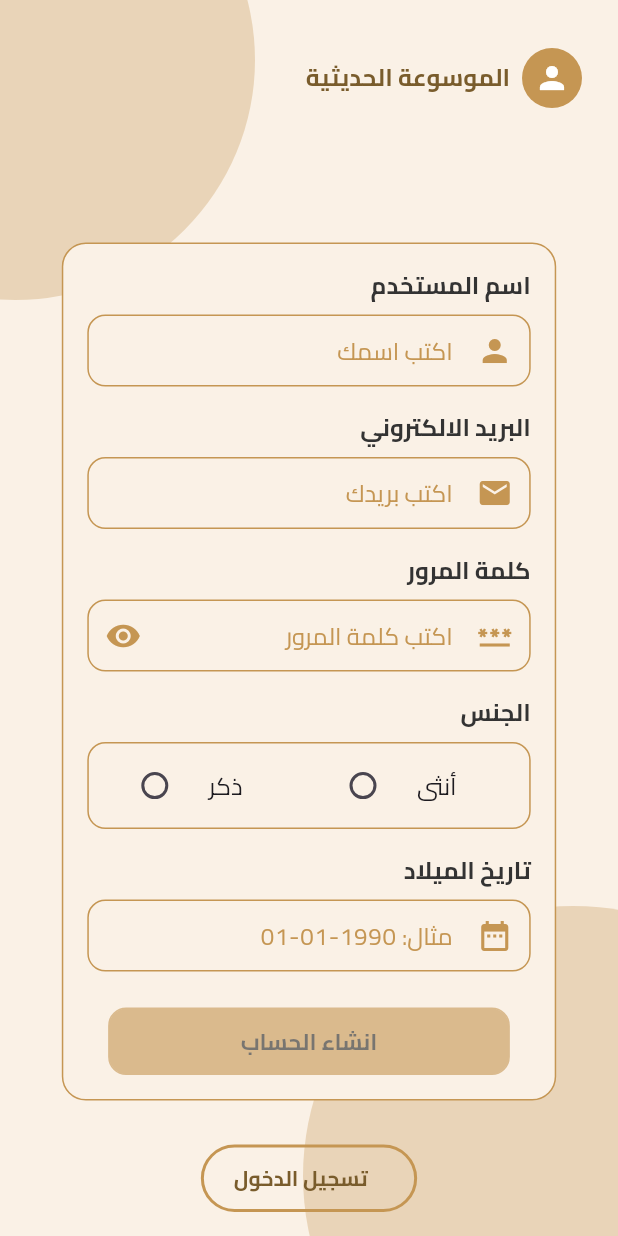
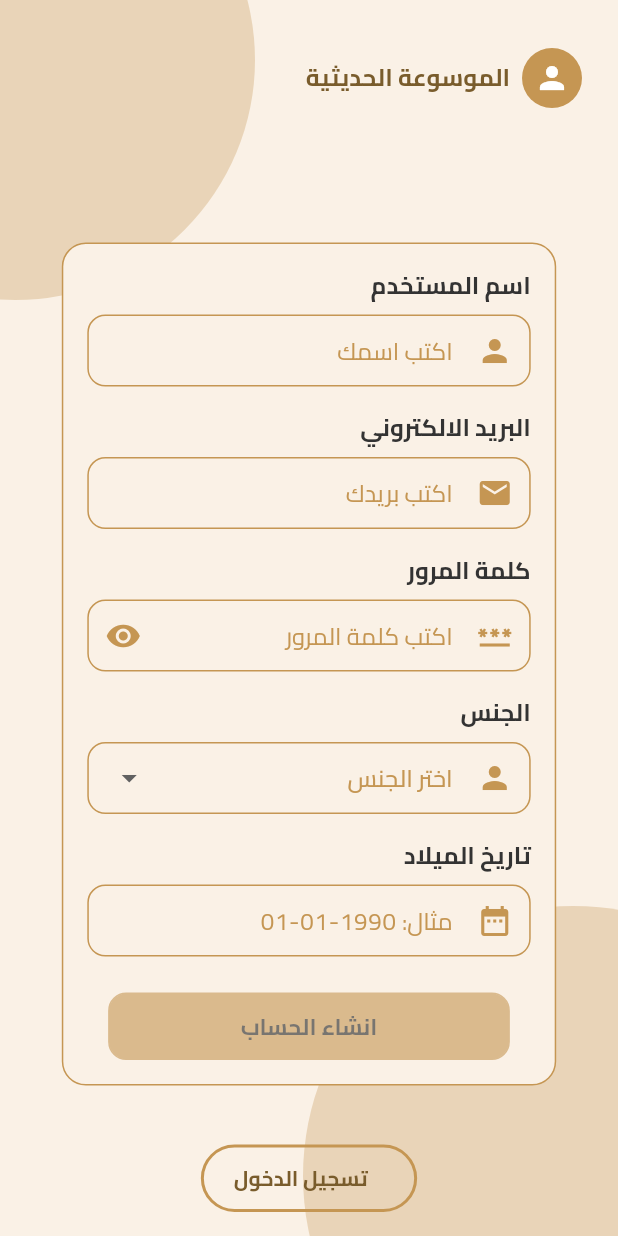
Before and after one commit to HaniHankoul/newer_version_of_hadith_app, a Flutter app: the SignupScreen screen opened by its route, on a phone screen of 412 x 824 dp. Run offline on Flutter 3.47's test engine with Material 3 defaults, Android fonts, the phone set to English and light mode, and no system bars; drawn by our look-alikes of reactive_forms, toastification; our stand-ins replace dio, file_picker, firebase_core, firebase_messaging, flutter_animate, flutter_bloc and 10 more; accounts and stored records are empty; network calls fail.

Commit message:
fixed sendenig questions cubit , validation sign up and UI fixes

```diff
--- a/lib/app/core/helper/constants.dart
+++ b/lib/app/core/helper/constants.dart
@@ -19,7 +19,7 @@ class Constants {
 
   void errorBar(String message) {
     toastification.show(
-      title: CustomText(text: message, color: Colors.white),
+      title: CustomText(text: message, color: Colors.white, fontSize: 11),
       backgroundColor: Colors.red,
       foregroundColor: Colors.red,
       borderRadius: BorderRadius.circular(borderRadiusL),
--- a/lib/app/core/routing/app_route.dart
+++ b/lib/app/core/routing/app_route.dart
@@ -2,7 +2,7 @@ import 'package:flutter_bloc/flutter_bloc.dart';
 import 'package:go_router/go_router.dart';
 import '../../features/auth/login/UI/login_screen.dart';
 import '../../features/auth/sign_up/UI/signup_screen.dart';
-import '../../features/auth/sign_up/UI/widgets/fake_hadith_notification_screen.dart';
+import '../../features/fake_hadith/UI/widgets/fake_hadith_notification_screen.dart';
 import '../../features/fake_hadith/UI/fake_hadith_screen.dart';
 import '../../features/fake_hadith/logic/fake_hadtith_cubit.dart';
 import '../../features/books_resource/UI/books_screen.dart';
--- a/lib/app/features/auth/sign_up/UI/signup_screen.dart
+++ b/lib/app/features/auth/sign_up/UI/signup_screen.dart
@@ -27,6 +27,8 @@ class SignupScreen extends StatelessWidget {
             context.go('/login');
           } else if (state is SignupErrorState) {
             Constants().errorBar('حدث خطأ أثناء إنشاء الحساب');
+            Constants().errorBar(state.errorMessage);
+            debugPrint('Signup Error: ${state.errorMessage}');
           }
         },
         builder: (context, state) {
--- a/lib/app/features/auth/sign_up/UI/widgets/signup_form_body.dart
+++ b/lib/app/features/auth/sign_up/UI/widgets/signup_form_body.dart
@@ -38,7 +38,11 @@ class _SignupFormBodyState extends State<SignupFormBody> {
     FormControl<Object?> control,
   ) async {
     final today = DateTime.now();
-    final latestBirthDate = DateTime(today.year - 6, today.month, today.day);
+    final latestBirthDate = DateTime(
+      today.year - 10,
+      today.month,
+      today.day,
+    ).subtract(const Duration(days: 1));
     final currentValue = DateTime.tryParse(control.value?.toString() ?? '');
     final initialDate =
         currentValue != null && !currentValue.isAfter(latestBirthDate)
@@ -344,46 +348,57 @@ class _SignupFormBodyState extends State<SignupFormBody> {
                     horizontal: GeneralSizes.medium,
                     vertical: GeneralSizes.small,
                   ),
-                  child: Container(
-                    decoration: BoxDecoration(
-                      border: Border.all(color: AppColors.primary),
-                      borderRadius: BorderRadius.circular(12),
-                      color: AppColors.primaryLight,
-                    ),
-                    padding: const EdgeInsets.symmetric(horizontal: 8),
-                    child: Row(
-                      children: [
-                        Expanded(
-                          child: ReactiveRadioListTile<String>(
+                  child: Directionality(
+                    textDirection: TextDirection.rtl,
+                    child: ReactiveDropdownField<String>(
                       formControlName: 'gender',
-                            value: 'male',
-                            title: const Text(
-                              'ذكر',
+                      isExpanded: true,
+                      hint: Text(
+                        'اختر الجنس',
                         style: TextStyle(
-                                fontFamily: "cairo",
-                                fontSize: 16,
+                          color: AppColors.primary,
+                          fontFamily: 'cairo',
                         ),
                       ),
-                            controlAffinity: ListTileControlAffinity.leading,
-                            activeColor: AppColors.primary,
+                      items: const [
+                        DropdownMenuItem(value: 'male', child: Text('ذكر')),
+                        DropdownMenuItem(value: 'female', child: Text('أنثى')),
+                      ],
+                      decoration: InputDecoration(
+                        contentPadding: const EdgeInsets.symmetric(
+                          horizontal: 12,
                         ),
+                        prefixIcon: Icon(
+                          Icons.person,
+                          color: AppColors.primary,
                         ),
-                        Expanded(
-                          child: ReactiveRadioListTile<String>(
-                            formControlName: 'gender',
-                            value: 'female',
-                            title: const Text(
-                              'أنثى',
-                              style: TextStyle(
-                                fontFamily: "cairo",
-                                fontSize: 16,
+                        border: OutlineInputBorder(
+                          borderRadius: BorderRadius.circular(12),
+                          borderSide: BorderSide(color: AppColors.primary),
                         ),
+                        enabledBorder: OutlineInputBorder(
+                          borderRadius: BorderRadius.circular(12),
+                          borderSide: BorderSide(color: AppColors.primary),
                         ),
-                            controlAffinity: ListTileControlAffinity.leading,
-                            activeColor: AppColors.primary,
+                        focusedBorder: OutlineInputBorder(
+                          borderRadius: BorderRadius.circular(12),
+                          borderSide: BorderSide(color: AppColors.primary),
                         ),
+                        errorBorder: OutlineInputBorder(
+                          borderRadius: BorderRadius.circular(12),
+                          borderSide: const BorderSide(color: Colors.red),
                         ),
-                      ],
+                        focusedErrorBorder: OutlineInputBorder(
+                          borderRadius: BorderRadius.circular(12),
+                          borderSide: const BorderSide(color: Colors.red),
+                        ),
+                        filled: true,
+                        fillColor: AppColors.primaryLight,
+                      ),
+                      validationMessages: {
+                        ValidationMessage.required: (_) =>
+                            ' * الرجاء اختيار الجنس',
+                      },
                     ),
                   ),
                 ),
--- a/lib/app/features/auth/sign_up/data/models/signup_model.dart
+++ b/lib/app/features/auth/sign_up/data/models/signup_model.dart
@@ -40,6 +40,6 @@ class Signupmodel {
     "gender": gender,
     "birthDate":
         "${birthDate.year.toString().padLeft(4, '0')}-${birthDate.month.toString().padLeft(2, '0')}-${birthDate.day.toString().padLeft(2, '0')}",
-    "avatarUrl": avatarUrl,
+    if (avatarUrl != null) "avatarUrl": avatarUrl,
   };
 }
--- a/lib/app/features/profile/UI/profile_screen.dart
+++ b/lib/app/features/profile/UI/profile_screen.dart
@@ -51,7 +51,11 @@ class _ProfileScreenState extends State<ProfileScreen> {
 
   Future<void> _pickBirthDate() async {
     final today = DateTime.now();
-    final latestBirthDate = DateTime(today.year - 6, today.month, today.day);
+    final latestBirthDate = DateTime(
+      today.year - 10,
+      today.month,
+      today.day,
+    ).subtract(const Duration(days: 1));
     final selected = await showDatePicker(
       context: context,
       firstDate: DateTime(1900),
--- a/lib/app/features/questions/UI/widgets/question_header_section.dart
+++ b/lib/app/features/questions/UI/widgets/question_header_section.dart
@@ -8,6 +8,7 @@ import '../../../../core/helper/general_sizes.dart';
 import '../../../../core/widgets/custom_text.dart';
 import '../../../../core/widgets/universal_button.dart';
 import '../../logic/questions_cubit.dart';
+import '../../logic/questions_msg_cubit.dart';
 import 'dialog_body.dart';
 
 class QuestionHeaderSection extends StatelessWidget {
@@ -38,7 +39,10 @@ class QuestionHeaderSection extends StatelessWidget {
                         context: context,
                         builder: (dialogContext) => BlocProvider.value(
                           value: context.read<QuestionsCubit>(),
-                          child: DialogBody(),
+                          child: BlocProvider(
+                            create: (context) => QuestionsMsgCubit(),
+                            child: DialogBody(),
+                          ),
                         ),
                       );
                     },
--- a/lib/app/features/questions/logic/questions_msg_cubit.dart
+++ b/lib/app/features/questions/logic/questions_msg_cubit.dart
@@ -1,15 +1,19 @@
+import 'package:flutter/material.dart';
 import 'package:flutter_bloc/flutter_bloc.dart';
 import 'package:hadith_app/app/features/questions/logic/questions_states.dart';
 
 import '../data/repo/questions_repo.dart';
+import 'questions_cubit.dart';
 
 class QuestionsMsgCubit extends Cubit<QuestionsMessageStates> {
   QuestionsMsgCubit() : super(QuestionsMessageInitialState());
 
-  void sendMessage(String query) async {
+  void sendMessage(BuildContext context, String query) async {
     emit(QuestionsMessageLoadingState());
     try {
       final response = await QuestionsRepo().sendMessage(query);
+      // ignore: use_build_context_synchronously
+      context.read<QuestionsCubit>().getQuestions();
       if (isClosed) return;
       emit(QuestionsMessageSuccessState(response));
     } catch (e) {
--- a/lib/app/features/upgrade_request/UI/upgrade_request_screen.dart
+++ b/lib/app/features/upgrade_request/UI/upgrade_request_screen.dart
@@ -1,5 +1,6 @@
 import 'package:flutter/material.dart';
 import 'package:flutter_bloc/flutter_bloc.dart';
+import 'package:hadith_app/app/core/helper/constants.dart';
 import 'package:hadith_app/app/core/widgets/custom_text.dart';
 import 'package:hadith_app/app/features/upgrade_request/UI/widgets/send_bottom_sheet.dart';
 import '../../../core/widgets/error_card.dart';
@@ -20,9 +21,7 @@ class UpgradeRequestScreen extends StatelessWidget {
     return BlocConsumer<UpgradeCubit, UpgradeState>(
       listener: (context, state) {
         if (state is UpgradeSubmitSuccess) {
-          ScaffoldMessenger.of(
-            context,
-          ).showSnackBar(const SnackBar(content: Text('تم إرسال الطلب بنجاح')));
+          Constants().successBar('تم إرسال الطلب بنجاح');
         } else if (state is UpgradeFailure) {
           ErrorCard(message: state.errorMessage);
         }
```
Also changed, not shown: lib/app/features/fake_hadith/UI/widgets/fake_hadith_card.dart (+19 -12 lines), lib/app/features/fake_hadith/UI/widgets/fake_hadith_notification_screen.dart (renamed from lib/app/features/auth/sign_up/UI/widgets/fake_hadith_notification_screen.dart, +31 -30 lines), lib/app/features/profile/UI/widgets/profile_form_info.dart (+72 -4 lines), lib/app/features/questions/UI/widgets/dialog_body.dart (+36 -51 lines), lib/app/features/questions/UI/widgets/empty_question_screen.dart (+13 -1 lines). Lines whose indentation alone changed are shown as unchanged.
